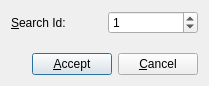
First picture: the form in Koo/ui/gotoid.ui, repository xrg/openerp-client-kde, before the edit.
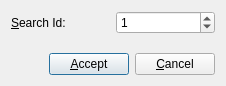
Second picture: the form after the edit. Icons and pictures are not drawn.

Commit message: Connect "Cancel" to reject instead of accept().

Patch:
```diff
--- a/Koo/ui/gotoid.ui
+++ b/Koo/ui/gotoid.ui
@@ -1,11 +1,11 @@
 <ui version="4.0" >
  <class>GoToIdDialog</class>
- <widget class="QDialog" name="GoToIdDialog" >
-  <property name="geometry" >
+ <widget class="QDialog" name="GoToIdDialog">
+  <property name="geometry">
    <rect>
     <x>0</x>
     <y>0</y>
-    <width>209</width>
+    <width>226</width>
     <height>86</height>
    </rect>
   </property>
```
Left out of the diff: 63 changed lines with no effect on the pictures.
